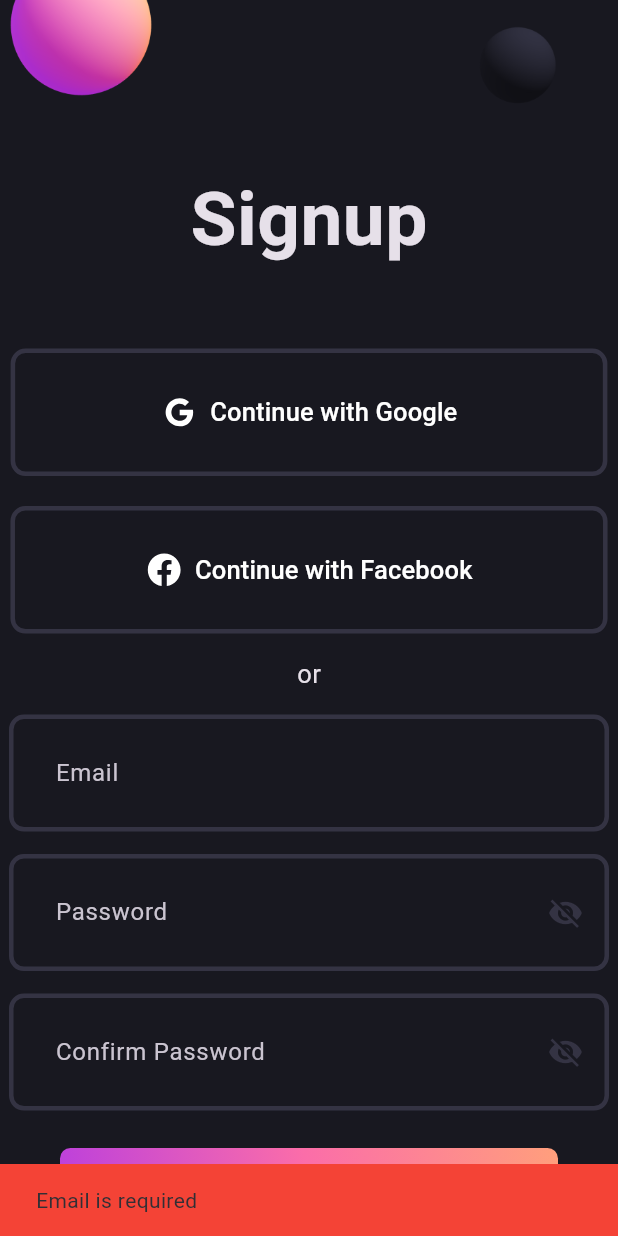
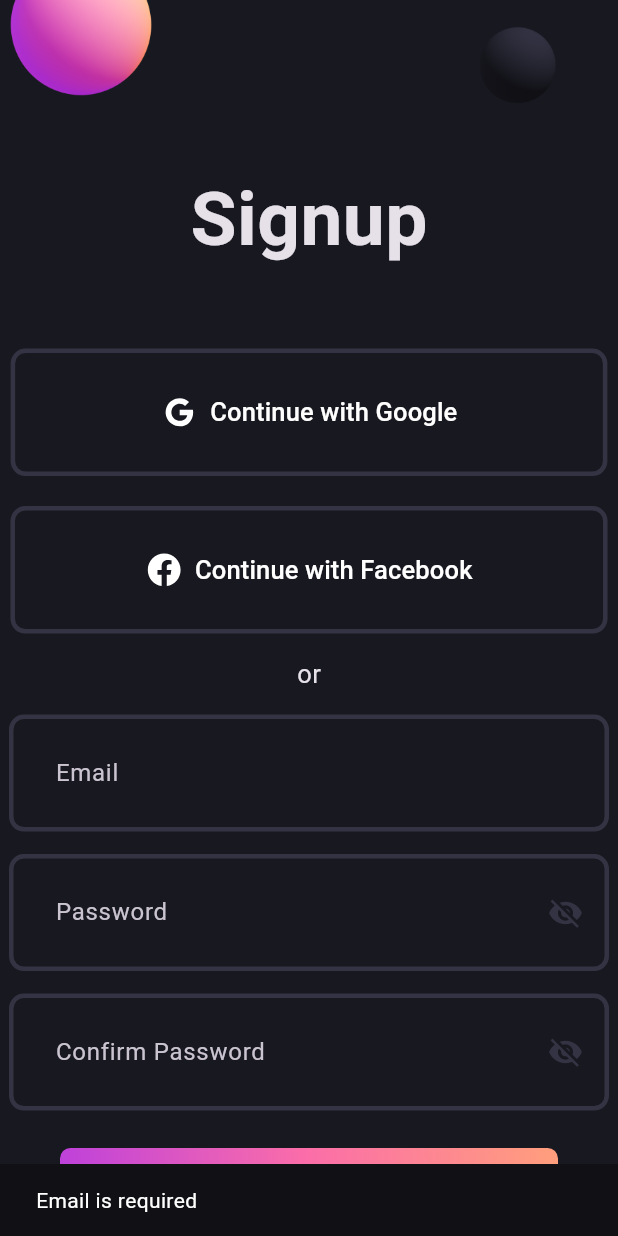
Before and after one commit to Al-Fuad/authentication_with_bloc_firebase_flutter, a Flutter app: the Signup screen opened directly, after a tap on "Signup", on a phone screen of 412 x 824 dp. Run offline on Flutter 3.47's test engine with Material 3 defaults, Android fonts, the phone set to English and light mode, and no system bars; our stand-ins replace firebase_auth, firebase_core, flutter_bloc, flutter_svg, google_sign_in; missing offline and left inert: flutter_facebook_auth; accounts and stored records are empty; network calls fail.

Commit message:
feat: Improve error handling in HelperFunction and update UI styles
Refactor HelperFunction to improve error handling in the showSnackBar method. Update the UI styles in the showSnackBar method to use the AppColor.white constant for text color and a custom color for the background. This change enhances the user experience and ensures consistent styling across the application.

```diff
--- a/lib/utils/helpers/helper_function.dart
+++ b/lib/utils/helpers/helper_function.dart
@@ -1,3 +1,4 @@
+import 'package:authentication_with_bloc_firebase_flutter/utils/constants/app_color.dart';
 import 'package:firebase_auth/firebase_auth.dart';
 import 'package:flutter/material.dart';
 import 'package:flutter_facebook_auth/flutter_facebook_auth.dart';
@@ -7,8 +8,8 @@ class HelperFunction {
   static void showSnackBar(BuildContext context, String message) {
     ScaffoldMessenger.of(context).showSnackBar(
       SnackBar(
-        content: Text(message),
-        backgroundColor: Colors.red,
+        content: Text(message, style: const TextStyle(color: AppColor.white)),
+        backgroundColor: const Color.fromARGB(255, 17, 17, 21),
       ),
     );
   }
@@ -39,9 +40,11 @@ class HelperFunction {
     // Trigger the sign-in flow
     final LoginResult loginResult = await FacebookAuth.instance.login();
 
+    final AccessToken? accessToken = loginResult.accessToken;
+
     // Create a credential from the access token
     final OAuthCredential facebookAuthCredential =
-        FacebookAuthProvider.credential(loginResult.accessToken!.tokenString);
+        FacebookAuthProvider.credential(accessToken!.tokenString);
 
     // Once signed in, return the UserCredential
     return FirebaseAuth.instance.signInWithCredential(facebookAuthCredential);
```
